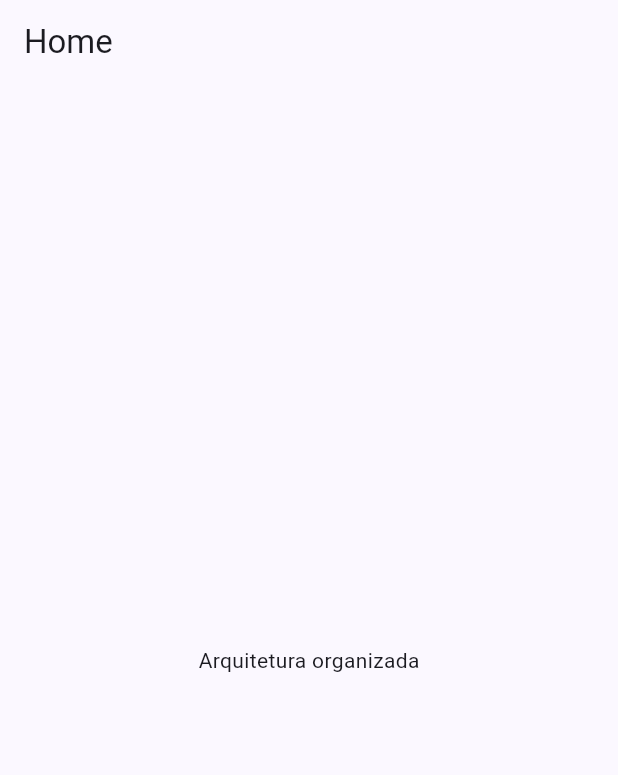
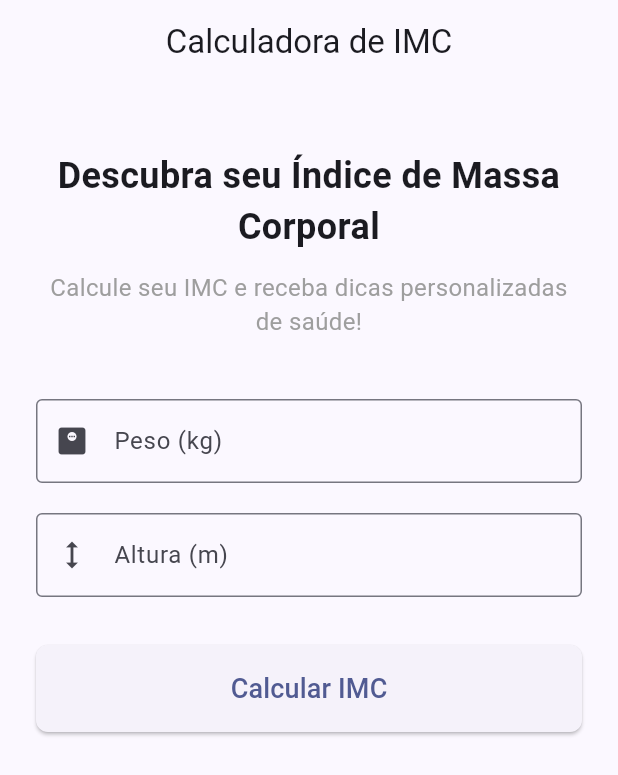
Before and after one commit to wanderlei2583/imc_flutter, a Flutter app: the screen it shows after launch, on a phone screen of 412 x 824 dp. Shown: the top 775 px of the screen. Run offline on Flutter 3.47's test engine with Material 3 defaults, Android fonts, the phone set to English and light mode, and no system bars.

Commit message:
feat: Adicionado novo recurso para calcular IMC e exibir resultados.

```diff
--- a/lib/features/home/home_page.dart
+++ b/lib/features/home/home_page.dart
@@ -1,14 +1,139 @@
 import 'package:flutter/material.dart';
+import 'package:flutter/services.dart';
+import 'resultado_page.dart';
 
-class HomePage extends StatelessWidget {
+class HomePage extends StatefulWidget {
   const HomePage({super.key});
+
+  @override
+  State<HomePage> createState() => _HomePageState();
+}
+
+class _HomePageState extends State<HomePage> {
+  final _formKey = GlobalKey<FormState>();
+  final _pesoController = TextEditingController();
+  final _alturaController = TextEditingController();
+
+  @override
+  void dispose() {
+    _pesoController.dispose();
+    _alturaController.dispose();
+    super.dispose();
+  }
+
+  void _calcularIMC() {
+    if (_formKey.currentState!.validate()) {
+      final peso = double.parse(_pesoController.text.replaceAll(',', '.'));
+      final altura = double.parse(_alturaController.text.replaceAll(',', '.'));
+
+      final imc = peso / (altura * altura);
+
+      Navigator.push(
+        context,
+        MaterialPageRoute(
+          builder: (context) => ResultadoPage(imc: imc),
+        ),
+      );
+    }
+  }
 
   @override
   Widget build(BuildContext context) {
     return Scaffold(
-      appBar: AppBar(title: const Text('Home')),
-      body: const Center(
-        child: Text('Arquitetura organizada'),
+      appBar: AppBar(
+        title: const Text('Calculadora de IMC'),
+        centerTitle: true,
+      ),
+      body: SingleChildScrollView(
+        padding: const EdgeInsets.all(24.0),
+        child: Form(
+          key: _formKey,
+          child: Column(
+            crossAxisAlignment: CrossAxisAlignment.stretch,
+            children: [
+              const SizedBox(height: 20),
+              const Text(
+                'Descubra seu Índice de Massa Corporal',
+                style: TextStyle(
+                  fontSize: 24,
+                  fontWeight: FontWeight.bold,
+                ),
+                textAlign: TextAlign.center,
+              ),
+              const SizedBox(height: 12),
+              const Text(
+                'Calcule seu IMC e receba dicas personalizadas de saúde!',
+                style: TextStyle(
+                  fontSize: 16,
+                  color: Colors.grey,
+                ),
+                textAlign: TextAlign.center,
+              ),
+              const SizedBox(height: 40),
+              TextFormField(
+                controller: _pesoController,
+                keyboardType: const TextInputType.numberWithOptions(decimal: true),
+                inputFormatters: [
+                  FilteringTextInputFormatter.allow(RegExp(r'^\d+\.?\,?\d{0,2}')),
+                ],
+                decoration: const InputDecoration(
+                  labelText: 'Peso (kg)',
+                  hintText: 'Ex: 70.5',
+                  prefixIcon: Icon(Icons.monitor_weight),
+                  border: OutlineInputBorder(),
+                ),
+                validator: (value) {
+                  if (value == null || value.isEmpty) {
+                    return 'Por favor, insira seu peso';
+                  }
+                  final peso = double.tryParse(value.replaceAll(',', '.'));
+                  if (peso == null || peso <= 0) {
+                    return 'Insira um peso válido';
+                  }
+                  return null;
+                },
+              ),
+              const SizedBox(height: 20),
+              TextFormField(
+                controller: _alturaController,
+                keyboardType: const TextInputType.numberWithOptions(decimal: true),
+                inputFormatters: [
+                  FilteringTextInputFormatter.allow(RegExp(r'^\d+\.?\,?\d{0,2}')),
+                ],
+                decoration: const InputDecoration(
+                  labelText: 'Altura (m)',
+                  hintText: 'Ex: 1.75',
+                  prefixIcon: Icon(Icons.height),
+                  border: OutlineInputBorder(),
+                ),
+                validator: (value) {
+                  if (value == null || value.isEmpty) {
+                    return 'Por favor, insira sua altura';
+                  }
+                  final altura = double.tryParse(value.replaceAll(',', '.'));
+                  if (altura == null || altura <= 0 || altura > 3) {
+                    return 'Insira uma altura válida em metros';
+                  }
+                  return null;
+                },
+              ),
+              const SizedBox(height: 32),
+              ElevatedButton(
+                onPressed: _calcularIMC,
+                style: ElevatedButton.styleFrom(
+                  padding: const EdgeInsets.symmetric(vertical: 16),
+                  shape: RoundedRectangleBorder(
+                    borderRadius: BorderRadius.circular(8),
+                  ),
+                ),
+                child: const Text(
+                  'Calcular IMC',
+                  style: TextStyle(fontSize: 18),
+                ),
+              ),
+            ],
+          ),
+        ),
       ),
     );
   }
--- a/lib/main.dart
+++ b/lib/main.dart
@@ -11,7 +11,7 @@ class MyApp extends StatelessWidget {
   @override
   Widget build(BuildContext context) {
     return MaterialApp(
-      title: 'App Exemplo',
+      title: 'Calculadora de IMC',
       debugShowCheckedModeBanner: false,
       theme: ThemeData(
         colorScheme: ColorScheme.fromSeed(seedColor: Colors.indigo),
```
Also changed, not shown: lib/features/home/resultado_page.dart (added, +215 -0 lines).
